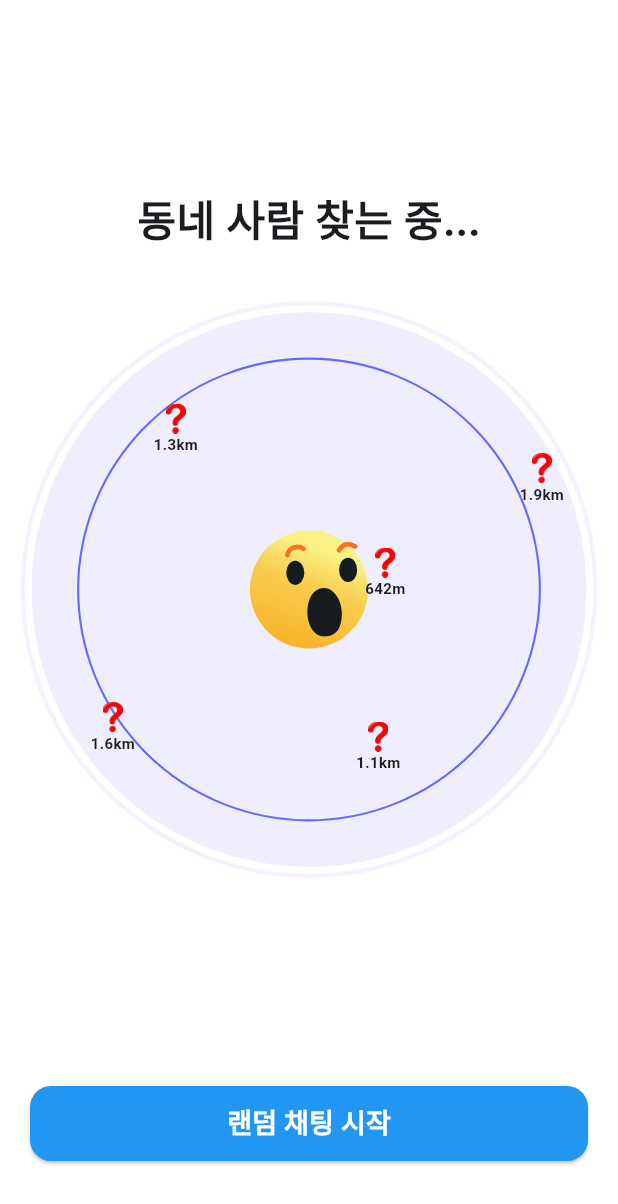
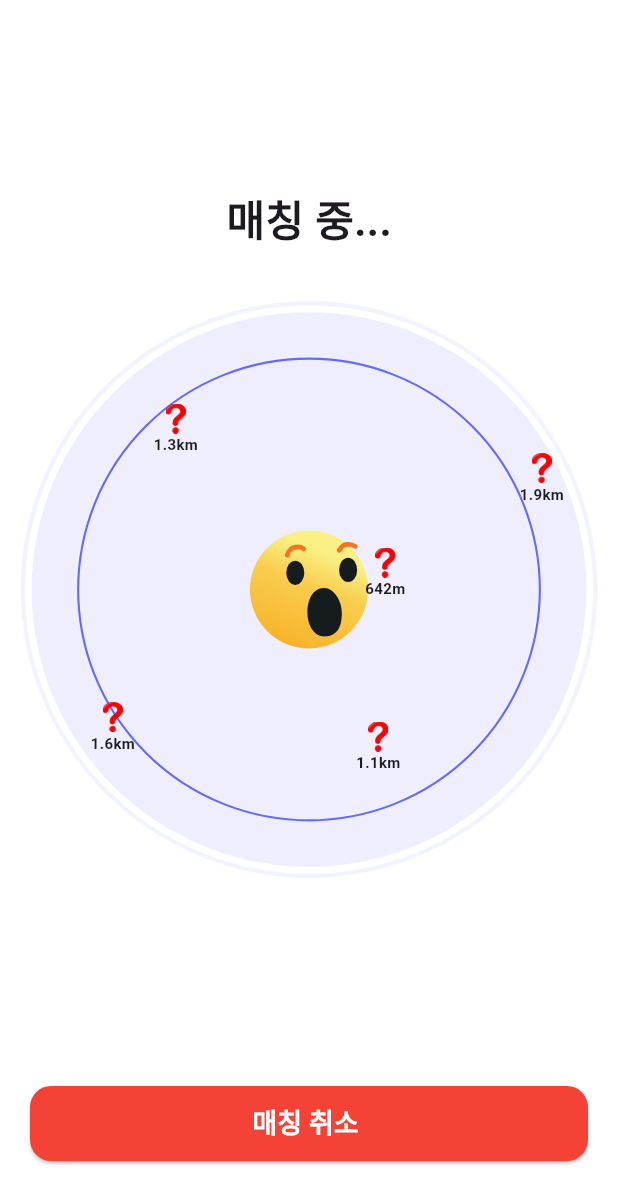
Before and after one commit to monho/emoji, a Flutter app: the screen it shows after launch, after a tap on "랜덤 채팅 시작", on a phone screen of 412 x 824 dp. Shown: the top 1204 px of the screen. Run offline on Flutter 3.47's test engine with Material 3 defaults, Android fonts, the phone set to English and light mode, and no system bars; our stand-ins replace lottie.

Commit message:
Design: 매칭 ui

```diff
--- a/lib/view/main/main_page.dart
+++ b/lib/view/main/main_page.dart
@@ -2,8 +2,15 @@ import 'dart:math';
 import 'package:flutter/material.dart';
 import 'package:lottie/lottie.dart';
 
-class MainPage extends StatelessWidget {
+class MainPage extends StatefulWidget {
   const MainPage({super.key});
+
+  @override
+  State<MainPage> createState() => _MainPageState();
+}
+
+class _MainPageState extends State<MainPage> {
+  bool matching = false; // 예시 데이터 (firebase와 연동 예정)
 
   @override
   Widget build(BuildContext context) {
@@ -62,7 +69,7 @@ class MainPage extends StatelessWidget {
         children: [
           Spacer(),
           Text(
-            '동네 사람 찾는 중...',
+            matching == true ? '매칭 중...' :'동네 친구 찾는 중...',
             style: TextStyle(fontSize: 28, fontWeight: FontWeight.bold),
           ),
           SizedBox(height: 20),
@@ -81,7 +88,7 @@ class MainPage extends StatelessWidget {
                 ),
                 ...List.generate(nearByPeople, (index) {
                   // 중심 x 186, y186 기준 (393/2 - ㅈ)
-                  double xPos =                           // 배율 나중에 조정해야함!
+                  double xPos = // 배율 나중에 조정해야함!
                       (myLat - peoplePositions[index]['lat']) * 10000 + 186;
                   double yPos =
                       (myLon - peoplePositions[index]['lon']) * 10000 + 186;
@@ -113,9 +120,13 @@ class MainPage extends StatelessWidget {
           Padding(
             padding: EdgeInsets.fromLTRB(20, 0, 20, bottomPadding + 50),
             child: ElevatedButton(
-              onPressed: () {},
+              onPressed: () {
+                setState(() {
+                  matching = !matching;
+                });
+              },
               style: ElevatedButton.styleFrom(
-                backgroundColor: Colors.blue,
+                backgroundColor: matching == true ? Colors.red : Colors.blue,
                 foregroundColor: Colors.white,
                 minimumSize: Size.fromHeight(50),
                 shape: RoundedRectangleBorder(
@@ -123,7 +134,7 @@ class MainPage extends StatelessWidget {
                 ),
               ),
               child: Text(
-                '랜덤 채팅 시작',
+                matching == true ? '매칭 취소 ' : '랜덤 채팅 시작',
                 style: TextStyle(
                   fontSize: 18,
                   fontWeight: FontWeight.bold,
```
